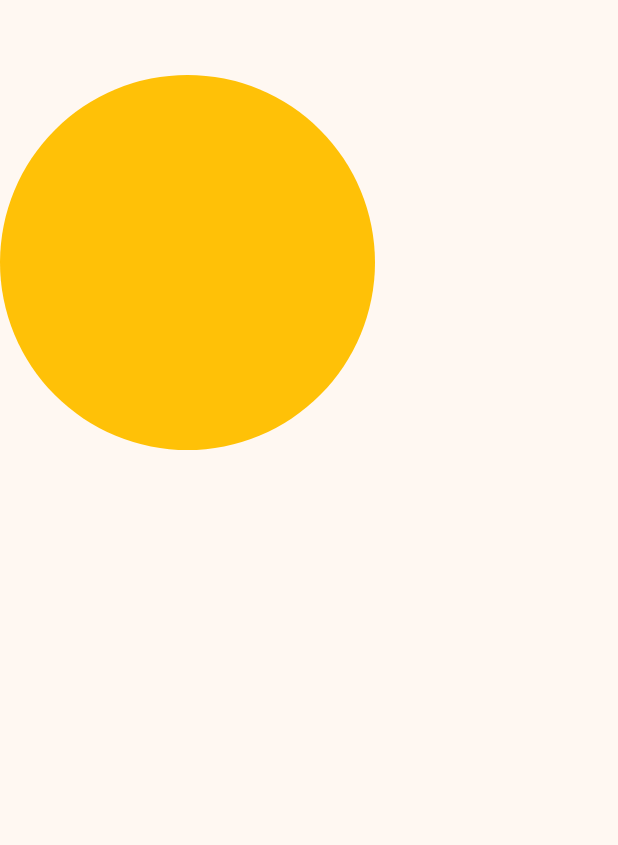
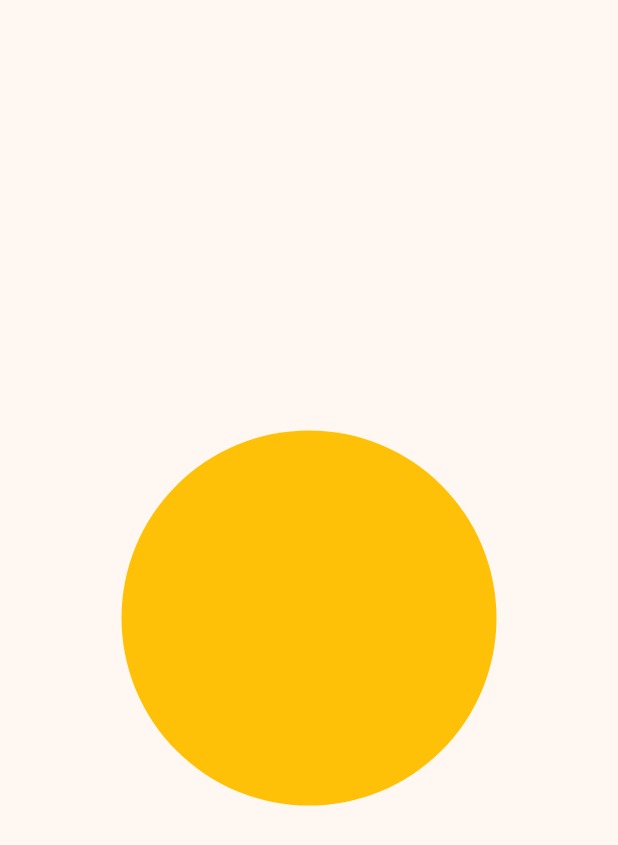
Before and after one commit to sellwia/KB1179-1122140124-UTS, a Flutter app: the screen it shows after launch, on a phone screen of 412 x 824 dp. Shown: the top 845 px of the screen. Run offline on Flutter 3.47's test engine with Material 3 defaults, Android fonts, the phone set to English and light mode, and no system bars.

Commit message:
update image bulat ditengah

```diff
--- a/lib/main.dart
+++ b/lib/main.dart
@@ -12,6 +12,7 @@ class MyApp extends StatelessWidget {
   Widget build(BuildContext context) {
     return
     MaterialApp(
+      debugShowCheckedModeBanner: false,
       title: "Nim : 1122140124, Selly Dwi Kurnia",
       theme: ThemeData(
         useMaterial3: true,
--- a/lib/screen/splash_screen_1.dart
+++ b/lib/screen/splash_screen_1.dart
@@ -6,21 +6,16 @@ class SplashScreen1 extends StatelessWidget {
   @override
   Widget build(BuildContext context) {
      return Scaffold(
-      body: Column(
-          // Todo:
-          // karna akan membuat multiple widget
-          // maka membuat children yang bisa menampung banyak
-          //widget children
-
-          //membuat image bulat
-          //membuat title dengan warna hitam
-          //membuat subtitle
-          //membuat 3 bullet kecil
-          //mulai dari warna terang awal
-          //membuat button continue
+      body: Center( // image di tengah layar
+        child: Column(
+          mainAxisAlignment: MainAxisAlignment.center, // vertikal tengah
+          crossAxisAlignment: CrossAxisAlignment.center, // horizontal tengah
           children: [
-          SizedBox(height:50),
-          Container (
+            Wrap(
+            alignment: WrapAlignment.center, // tengah horizontal
+            children: [
+            SizedBox(height:50),
+            Container (
             width : 250,
             height : 250,
             decoration: BoxDecoration(
@@ -30,6 +25,9 @@ class SplashScreen1 extends StatelessWidget {
           //tambahan untuk widget lainnya
           ],
         ),
-     );
+        ]
+      ),
+      ),
+    );
   }
 }
```
